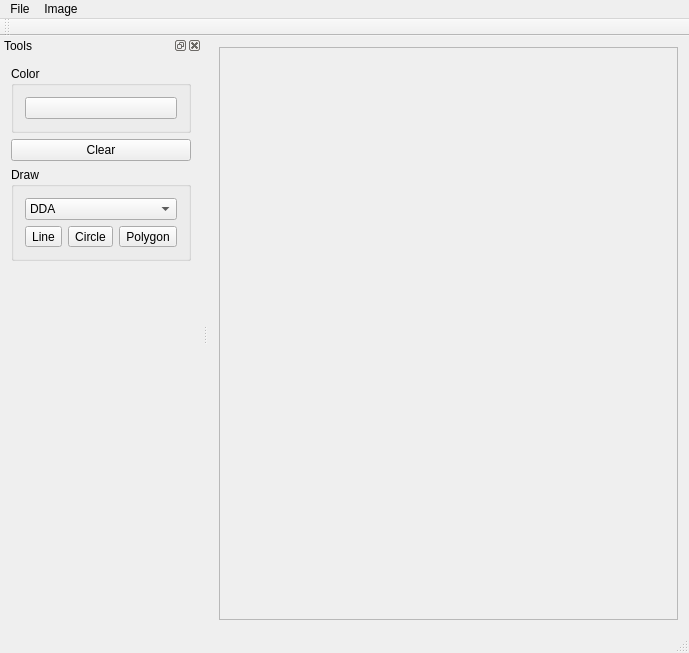
Qt form src/ImageViewer.ui (IDemandASandwich/ImageViewer) before a commit.
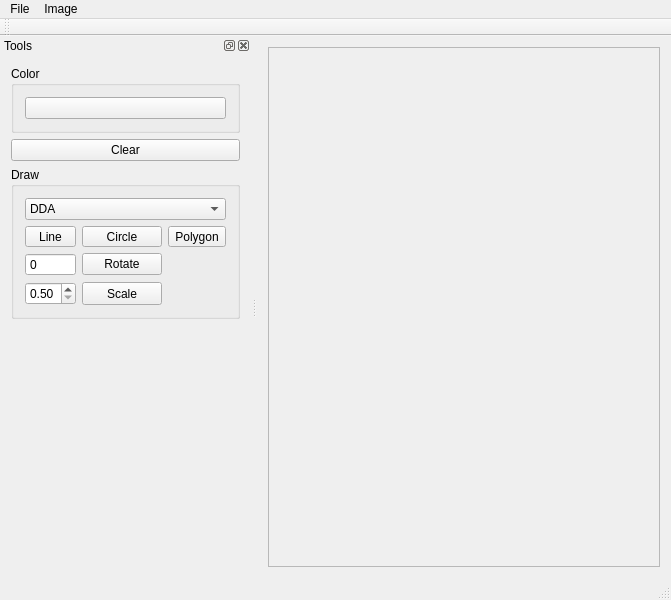
The same form after that commit.

Commit message: Rotate and scale added

```diff
--- a/src/ImageViewer.ui
+++ b/src/ImageViewer.ui
@@ -6,8 +6,8 @@
    <rect>
     <x>0</x>
     <y>0</y>
-    <width>689</width>
-    <height>653</height>
+    <width>671</width>
+    <height>600</height>
    </rect>
   </property>
   <property name="windowTitle">
@@ -25,8 +25,8 @@
         <rect>
          <x>0</x>
          <y>0</y>
-         <width>481</width>
-         <height>578</height>
+         <width>423</width>
+         <height>525</height>
         </rect>
        </property>
       </widget>
@@ -39,7 +39,7 @@
     <rect>
      <x>0</x>
      <y>0</y>
-     <width>689</width>
+     <width>671</width>
      <height>22</height>
     </rect>
    </property>
@@ -108,8 +108,66 @@
         <string>Draw</string>
        </property>
        <layout class="QGridLayout" name="gridLayout">
+        <item row="0" column="0" colspan="3">
+         <widget class="QComboBox" name="comboBoxLineAlg">
+          <item>
+           <property name="text">
+            <string>DDA</string>
+           </property>
+          </item>
+          <item>
+           <property name="text">
+            <string>Bresenham</string>
+           </property>
+          </item>
+         </widget>
+        </item>
+        <item row="3" column="1">
+         <widget class="QPushButton" name="pushButtonScale">
+          <property name="sizePolicy">
+           <sizepolicy hsizetype="Minimum" vsizetype="Ignored">
+            <horstretch>0</horstretch>
+            <verstretch>0</verstretch>
+           </sizepolicy>
+          </property>
+          <property name="text">
+           <string>Scale</string>
+          </property>
+         </widget>
+        </item>
+        <item row="2" column="1">
+         <widget class="QPushButton" name="pushButtonRotate">
+          <property name="sizePolicy">
+           <sizepolicy hsizetype="Ignored" vsizetype="Fixed">
+            <horstretch>0</horstretch>
+            <verstretch>0</verstretch>
+           </sizepolicy>
+          </property>
+          <property name="maximumSize">
+           <size>
+            <width>100</width>
+            <height>16777215</height>
+           </size>
+          </property>
+          <property name="text">
+           <string>Rotate</string>
+          </property>
+          <property name="default">
+           <bool>false</bool>
+          </property>
+          <property name="flat">
+           <bool>false</bool>
+          </property>
+         </widget>
+        </item>
         <item row="1" column="1">
          <widget class="QToolButton" name="toolButtonDrawCircle">
+          <property name="sizePolicy">
+           <sizepolicy hsizetype="Expanding" vsizetype="Fixed">
+            <horstretch>0</horstretch>
+            <verstretch>0</verstretch>
+           </sizepolicy>
+          </property>
           <property name="text">
            <string>Circle</string>
           </property>
@@ -120,6 +178,12 @@
         </item>
         <item row="1" column="0">
          <widget class="QToolButton" name="toolButtonDrawLine">
+          <property name="sizePolicy">
+           <sizepolicy hsizetype="Expanding" vsizetype="Fixed">
+            <horstretch>0</horstretch>
+            <verstretch>0</verstretch>
+           </sizepolicy>
+          </property>
           <property name="text">
            <string>Line</string>
           </property>
@@ -141,18 +205,30 @@
           </property>
          </widget>
         </item>
-        <item row="0" column="0" colspan="3">
-         <widget class="QComboBox" name="comboBoxLineAlg">
-          <item>
-           <property name="text">
-            <string>DDA</string>
-           </property>
-          </item>
-          <item>
-           <property name="text">
-            <string>Bresenham</string>
-           </property>
-          </item>
+        <item row="2" column="0">
+         <widget class="QSpinBox" name="spinBoxRotate">
+          <property name="buttonSymbols">
+           <enum>QAbstractSpinBox::NoButtons</enum>
+          </property>
+          <property name="minimum">
+           <number>-360</number>
+          </property>
+          <property name="maximum">
+           <number>360</number>
+          </property>
+         </widget>
+        </item>
+        <item row="3" column="0">
+         <widget class="QDoubleSpinBox" name="doubleSpinBoxScale">
+          <property name="minimum">
+           <double>0.500000000000000</double>
+          </property>
+          <property name="maximum">
+           <double>2.000000000000000</double>
+          </property>
+          <property name="singleStep">
+           <double>0.250000000000000</double>
+          </property>
          </widget>
         </item>
        </layout>
```
The commit also changes 6 other files.
